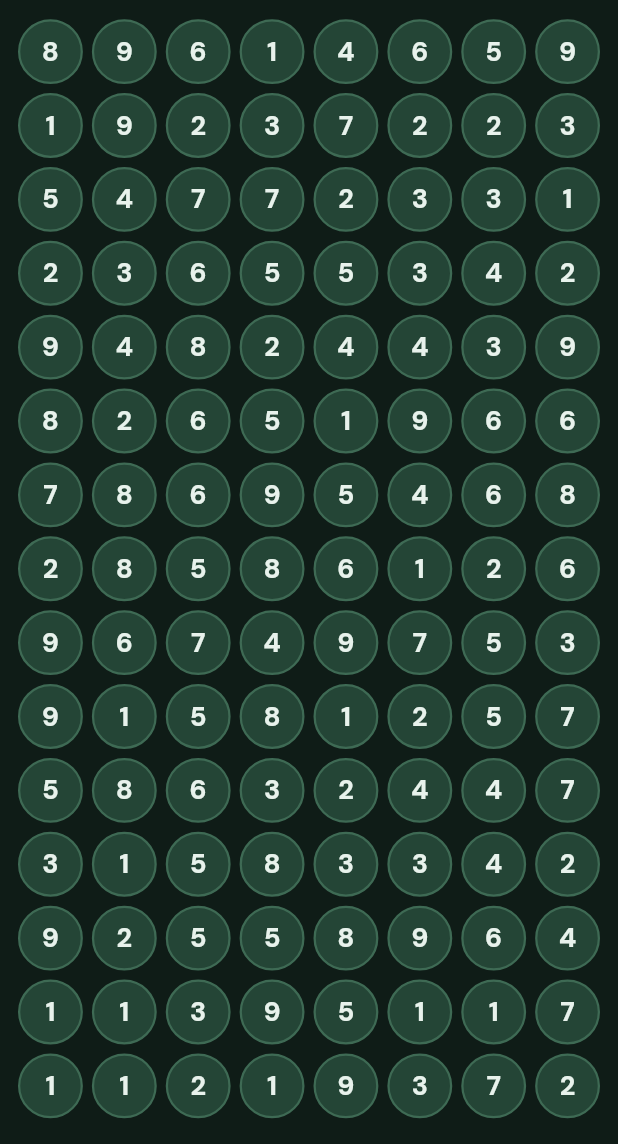
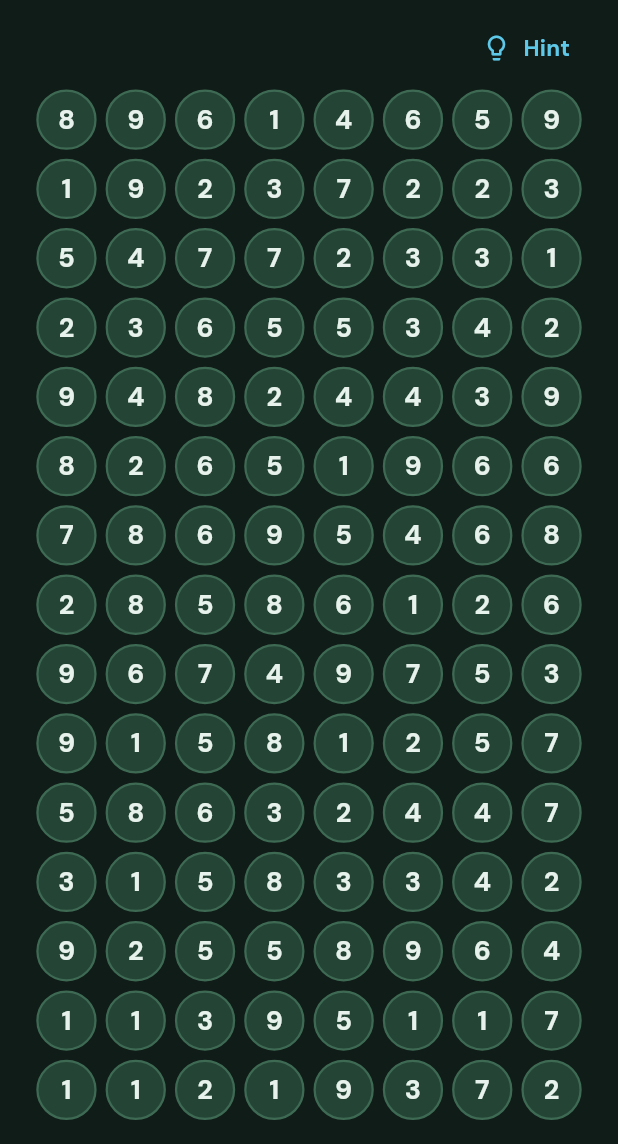
Before and after one commit to FilipAntonijevic/phone_game, a Flutter app: the GameScreen screen opened directly, on a phone screen of 412 x 824 dp, the part 92-1236 px from its top. Run offline on Flutter 3.47's test engine with Material 3 defaults, Android fonts, the phone set to English and light mode, and no system bars; our stand-ins replace google_fonts.

Commit message:
Add Hint button that highlights scoring corners
Hint finds a valid rectangle summing to 10 and highlights its two
diagonal corners in cyan so the player can clear them.

Co-authored-by: Filip <FilipAntonijevic@users.noreply.github.com>

```diff
--- a/lib/screens/game_screen.dart
+++ b/lib/screens/game_screen.dart
@@ -20,6 +20,7 @@ class _GameScreenState extends State<GameScreen> {
   Duration _elapsed = Duration.zero;
   Set<CellPos> _flashClear = {};
   Set<CellPos> _previewRect = {};
+  Set<CellPos> _hintCorners = {};
 
   @override
   void initState() {
@@ -54,11 +55,26 @@ class _GameScreenState extends State<GameScreen> {
       _elapsed = Duration.zero;
       _flashClear = {};
       _previewRect = {};
+      _hintCorners = {};
+    });
+  }
+
+  void _showHint() {
+    if (_board.status != GameStatus.playing) return;
+    final hint = _board.findHint();
+    if (hint == null) return;
+    HapticFeedback.selectionClick();
+    setState(() {
+      _board.selection = null;
+      _previewRect = {};
+      _hintCorners = {hint.$1, hint.$2};
     });
   }
 
   Future<void> _onTap(CellPos pos) async {
     if (_board.status != GameStatus.playing) return;
+
+    setState(() => _hintCorners = {});
 
     final first = _board.selection;
 
@@ -82,7 +98,6 @@ class _GameScreenState extends State<GameScreen> {
         setState(() {
           _board.tap(pos);
           _flashClear = {};
-          // Recompute elapsed so win/lose dialog shows accurate time.
           _elapsed = DateTime.now().difference(_startedAt);
         });
         return;
@@ -137,9 +152,32 @@ class _GameScreenState extends State<GameScreen> {
                     ],
                   ),
                 ),
+                Padding(
+                  padding: const EdgeInsets.fromLTRB(16, 0, 16, 4),
+                  child: Align(
+                    alignment: Alignment.centerRight,
+                    child: TextButton.icon(
+                      onPressed: _board.status == GameStatus.playing
+                          ? _showHint
+                          : null,
+                      style: TextButton.styleFrom(
+                        foregroundColor: const Color(0xFF5EC8E8),
+                        disabledForegroundColor: const Color(0xFF3A5560),
+                      ),
+                      icon: const Icon(Icons.lightbulb_outline_rounded, size: 20),
+                      label: const Text(
+                        'Hint',
+                        style: TextStyle(
+                          fontWeight: FontWeight.w700,
+                          fontSize: 15,
+                        ),
+                      ),
+                    ),
+                  ),
+                ),
                 Expanded(
                   child: Padding(
-                    padding: const EdgeInsets.fromLTRB(12, 4, 12, 16),
+                    padding: const EdgeInsets.fromLTRB(12, 0, 12, 16),
                     child: LayoutBuilder(
                       builder: (context, constraints) {
                         const gap = 6.0;
@@ -181,6 +219,8 @@ class _GameScreenState extends State<GameScreen> {
                                                 _flashClear
                                                     .contains(CellPos(r, c)),
                                             clearing: _flashClear
+                                                .contains(CellPos(r, c)),
+                                            hinted: _hintCorners
                                                 .contains(CellPos(r, c)),
                                             onTap: () =>
                                                 _onTap(CellPos(r, c)),
--- a/lib/widgets/number_circle.dart
+++ b/lib/widgets/number_circle.dart
@@ -7,6 +7,7 @@ class NumberCircle extends StatelessWidget {
     required this.selected,
     required this.inRectangle,
     required this.clearing,
+    required this.hinted,
     required this.onTap,
   });
 
@@ -14,12 +15,26 @@ class NumberCircle extends StatelessWidget {
   final bool selected;
   final bool inRectangle;
   final bool clearing;
+  final bool hinted;
   final VoidCallback onTap;
 
   @override
   Widget build(BuildContext context) {
     // Empty cells stay tappable so they can be rectangle corners.
     if (value == null) {
+      final Color border;
+      final Color fill;
+      if (selected) {
+        fill = const Color(0xFFF0C75E).withValues(alpha: 0.22);
+        border = const Color(0xFFF0C75E);
+      } else if (hinted) {
+        fill = const Color(0xFF5EC8E8).withValues(alpha: 0.2);
+        border = const Color(0xFF5EC8E8);
+      } else {
+        fill = Colors.transparent;
+        border = const Color(0xFF2A4038);
+      }
+
       return Material(
         color: Colors.transparent,
         child: InkWell(
@@ -30,19 +45,18 @@ class NumberCircle extends StatelessWidget {
             curve: Curves.easeOut,
             decoration: BoxDecoration(
               shape: BoxShape.circle,
-              color: selected
-                  ? const Color(0xFFF0C75E).withValues(alpha: 0.22)
-                  : Colors.transparent,
+              color: fill,
               border: Border.all(
-                color: selected
-                    ? const Color(0xFFF0C75E)
-                    : const Color(0xFF2A4038),
-                width: selected ? 2.5 : 1.2,
+                color: border,
+                width: (selected || hinted) ? 2.5 : 1.2,
               ),
-              boxShadow: selected
+              boxShadow: (selected || hinted)
                   ? [
                       BoxShadow(
-                        color: const Color(0xFFF0C75E).withValues(alpha: 0.28),
+                        color: (selected
+                                ? const Color(0xFFF0C75E)
+                                : const Color(0xFF5EC8E8))
+                            .withValues(alpha: 0.28),
                         blurRadius: 10,
                         spreadRadius: 1,
                       ),
@@ -66,6 +80,10 @@ class NumberCircle extends StatelessWidget {
       fill = const Color(0xFFF0C75E);
       border = const Color(0xFFFFE7A3);
       textColor = const Color(0xFF2A2108);
+    } else if (hinted) {
+      fill = const Color(0xFF2F6F84);
+      border = const Color(0xFF5EC8E8);
+      textColor = const Color(0xFFF3F7F1);
     } else if (inRectangle) {
       fill = const Color(0xFF3D7A5F);
       border = const Color(0xFF6FCB9A);
@@ -87,7 +105,10 @@ class NumberCircle extends StatelessWidget {
           decoration: BoxDecoration(
             shape: BoxShape.circle,
             color: fill,
-            border: Border.all(color: border, width: selected ? 2.5 : 1.5),
+            border: Border.all(
+              color: border,
+              width: (selected || hinted) ? 2.5 : 1.5,
+            ),
             boxShadow: selected
                 ? [
                     BoxShadow(
@@ -96,7 +117,16 @@ class NumberCircle extends StatelessWidget {
                       spreadRadius: 1,
                     ),
                   ]
-                : null,
+                : hinted
+                    ? [
+                        BoxShadow(
+                          color:
+                              const Color(0xFF5EC8E8).withValues(alpha: 0.4),
+                          blurRadius: 10,
+                          spreadRadius: 1,
+                        ),
+                      ]
+                    : null,
           ),
           alignment: Alignment.center,
           child: FittedBox(
```
Also changed, not shown: lib/models/game_board.dart (+32 -12 lines), 1 other file.
